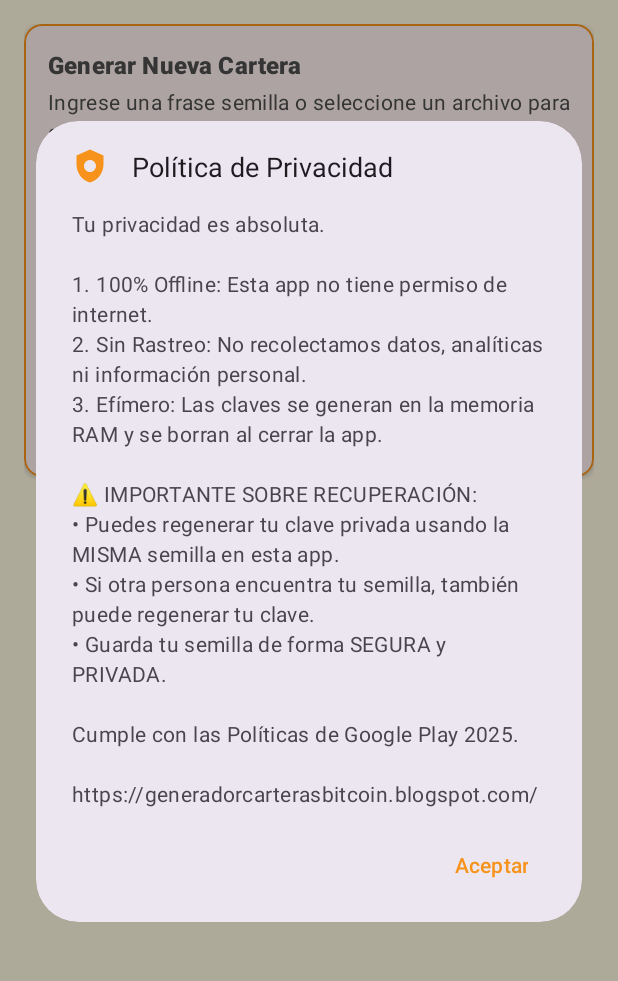
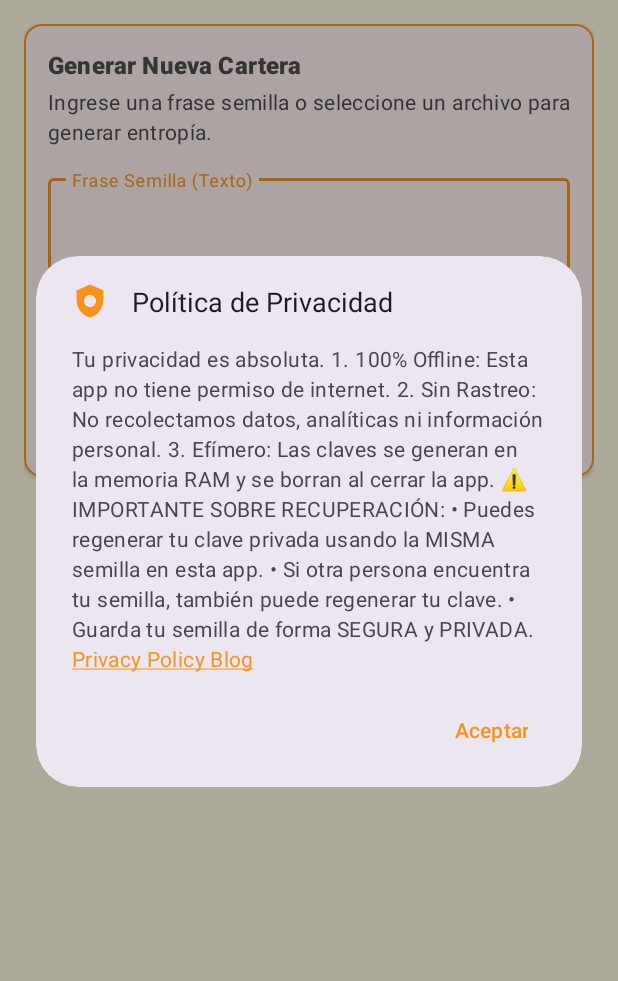
Before and after one commit to Danielk10/Generador-Cartera-Bitcoin, an Android app: the screen it shows after launch (MainActivity), in the options menu, after a tap on "Privacidad", on a phone screen of 412 x 824 dp, the part 96-1077 px from its top. Run offline under Robolectric (Android 15) with nearby library versions, the phone set to English and light mode, and no system bars.

```diff
--- a/app/src/main/java/com/diamon/ganar/MainActivity.java
+++ b/app/src/main/java/com/diamon/ganar/MainActivity.java
@@ -282,25 +282,46 @@ public class MainActivity extends AppCompatActivity {
      * Muestra diálogo "Acerca de" con información de la app.
      */
     private void showAboutDialog() {
-        new MaterialAlertDialogBuilder(this)
+        String message = getString(R.string.dialog_about_msg,
+                "<a href='https://github.com/Danielk10/Generador-Cartera-Bitcoin'>GitHub Repository</a>");
+
+        android.text.Spanned spanned = android.text.Html.fromHtml(message, android.text.Html.FROM_HTML_MODE_LEGACY);
+
+        final androidx.appcompat.app.AlertDialog dialog = new MaterialAlertDialogBuilder(this)
                 .setTitle(getString(R.string.dialog_about_title))
                 .setIcon(R.drawable.ic_btc_shield)
-                .setMessage(
-                        getString(R.string.dialog_about_msg, "https://github.com/Danielk10/Generador-Cartera-Bitcoin"))
+                .setMessage(spanned)
                 .setPositiveButton("Entendido", null)
-                .show();
+                .create();
+
+        dialog.show();
+
+        // Hacer los enlaces clickeables
+        ((android.widget.TextView) dialog.findViewById(android.R.id.message))
+                .setMovementMethod(android.text.method.LinkMovementMethod.getInstance());
     }
 
     /**
      * Muestra diálogo de política de privacidad.
      */
     private void showPrivacyDialog() {
-        new MaterialAlertDialogBuilder(this)
+        String message = getString(R.string.dialog_privacy_msg,
+                "<a href='https://generadorcarterasbitcoin.blogspot.com/'>Privacy Policy Blog</a>");
+
+        android.text.Spanned spanned = android.text.Html.fromHtml(message, android.text.Html.FROM_HTML_MODE_LEGACY);
+
+        final androidx.appcompat.app.AlertDialog dialog = new MaterialAlertDialogBuilder(this)
                 .setTitle(getString(R.string.dialog_privacy_title))
                 .setIcon(R.drawable.ic_btc_shield)
-                .setMessage(getString(R.string.dialog_privacy_msg, "https://generadorcarterasbitcoin.blogspot.com/"))
+                .setMessage(spanned)
                 .setPositiveButton("Aceptar", null)
-                .show();
+                .create();
+
+        dialog.show();
+
+        // Hacer los enlaces clickeables
+        ((android.widget.TextView) dialog.findViewById(android.R.id.message))
+                .setMovementMethod(android.text.method.LinkMovementMethod.getInstance());
     }
 
     @Override
--- a/app/src/main/res/values/strings.xml
+++ b/app/src/main/res/values/strings.xml
@@ -44,5 +44,5 @@
     <string name="dialog_about_msg">Generador de carteras Bitcoin seguro y offline.\n\nEsta aplicación replica exactamente la lógica criptográfica estándar de Bitcoin:\n• SHA-256 para entropía\n• ECDSA (secp256k1) para claves\n• RIPEMD-160 para direcciones\n\nVersión 2.0\nCódigo abierto y verificable.\n\n\"No confíes, verifica.\"\n\n%1$s</string>
 
     <string name="dialog_privacy_title">Política de Privacidad</string>
-    <string name="dialog_privacy_msg">Tu privacidad es absoluta.\n\n1. 100%% Offline: Esta app no tiene permiso de internet.\n2. Sin Rastreo: No recolectamos datos, analíticas ni información personal.\n3. Efímero: Las claves se generan en la memoria RAM y se borran al cerrar la app.\n\n⚠️ IMPORTANTE SOBRE RECUPERACIÓN:\n• Puedes regenerar tu clave privada usando la MISMA semilla en esta app.\n• Si otra persona encuentra tu semilla, también puede regenerar tu clave.\n• Guarda tu semilla de forma SEGURA y PRIVADA.\n\nCumple con las Políticas de Google Play 2025.\n\n%1$s</string>
+    <string name="dialog_privacy_msg">Tu privacidad es absoluta.\n\n1. 100%% Offline: Esta app no tiene permiso de internet.\n2. Sin Rastreo: No recolectamos datos, analíticas ni información personal.\n3. Efímero: Las claves se generan en la memoria RAM y se borran al cerrar la app.\n\n⚠️ IMPORTANTE SOBRE RECUPERACIÓN:\n• Puedes regenerar tu clave privada usando la MISMA semilla en esta app.\n• Si otra persona encuentra tu semilla, también puede regenerar tu clave.\n• Guarda tu semilla de forma SEGURA y PRIVADA.\n\n%1$s</string>
 </resources>
```
Also changed, not shown: 1 other file.
